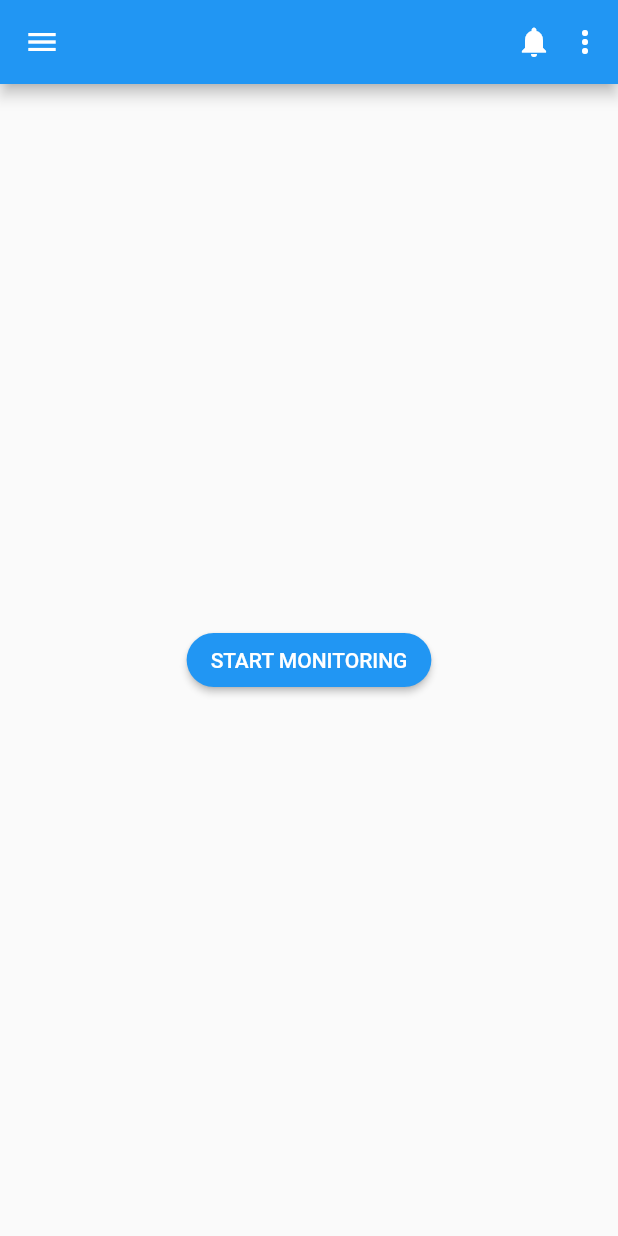
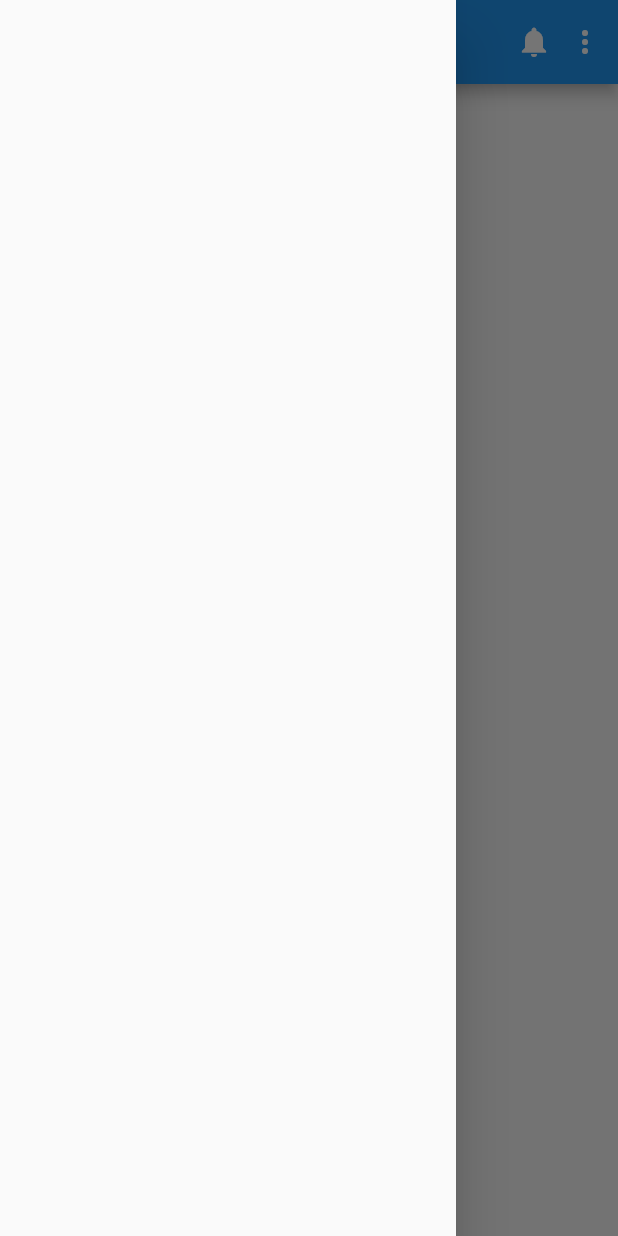
Before and after one commit to kos666/sugar-monitoring, a Flutter app: the screen it shows after launch, with the side drawer open (before the commit the screen has no drawer), on a phone screen of 412 x 824 dp. Run offline on Flutter 3.47's test engine with Material 2 defaults, Android fonts, the phone set to English and light mode, and no system bars; our stand-ins replace charts_flutter; missing offline and left inert: unicorndial.

Commit message:
WIP stuff

```diff
--- /dev/null
+++ b/lib/api_client/CgmApiClient.dart
@@ -0,0 +1,38 @@
+import 'dart:math';
+
+import 'package:flutter/material.dart';
+import 'package:sugarmonitoring/components/graph_itself_lol.dart';
+import 'package:http/http.dart' as http;
+
+class CgmApiClient {
+
+  final String sugarsApiPath = "";
+  final Random _random = Random();
+
+  //todo mocked data - replace with api call
+  List<SugarGraphEntry> getSugars() {
+    var startTime = DateTime.now().subtract(Duration(minutes: 16));
+    var step;
+    List<SugarGraphEntry> data = List();
+
+    for( var i = 0 ; i < 5; i++ ) {
+      step = _getRandomNumber(2, 3);
+      startTime = startTime.add(Duration(minutes: step));
+      data.add(new SugarGraphEntry(startTime, _getRandomNumber(60, 200)));
+    }
+
+    return data;
+  }
+
+  //todo copypasted - move to separate utility class
+  int _getRandomNumber(int min, int max) => min + _random.nextInt(max - min);
+}
+
+class SugarsRequest {
+  final String userId;
+  final String from;
+  final String to;
+  final int size;
+
+  SugarsRequest(this.from, this.to, this.size, this.userId);
+}
--- a/lib/components/custom_appbar.dart
+++ b/lib/components/custom_appbar.dart
@@ -10,8 +10,13 @@ class CustomAppbar extends StatelessWidget implements PreferredSizeWidget {
   @override
   Widget build(BuildContext context) {
     return AppBar(
-      leading: Icon(
-        Icons.menu,
+      leading: IconButton(
+        icon: Icon(
+          Icons.menu,
+        ),
+        onPressed: () {
+          Scaffold.of(context).openDrawer();
+        },
       ),
       actions: <Widget>[
         AppBarIcon(iconData: Icons.notifications, padding: 10,),
--- a/lib/components/home_screen.dart
+++ b/lib/components/home_screen.dart
@@ -2,6 +2,7 @@ import 'dart:math';
 
 import 'package:flutter/cupertino.dart';
 import 'package:flutter/material.dart';
+import 'package:sugarmonitoring/api_client/CgmApiClient.dart';
 import 'package:sugarmonitoring/components/begin_button.dart';
 import 'package:sugarmonitoring/components/custom_appbar.dart';
 import 'package:sugarmonitoring/components/graph_itself_lol.dart';
@@ -20,14 +21,16 @@ class HomeScreen extends StatefulWidget {
 class HomeScreenState extends State<HomeScreen> {
   bool _isFreshStart;
   List<SugarGraphEntry> _history;
+  CgmApiClient _cgmApiClient;
 
   final Random _random = Random();
 
   @override
   void initState() {
     super.initState();
+    _cgmApiClient = CgmApiClient();
     _isFreshStart = true;
-    _history = List();
+    _history = _cgmApiClient.getSugars();
   }
 
   @override
@@ -41,6 +44,7 @@ class HomeScreenState extends State<HomeScreen> {
         child: body,
       ),
       floatingActionButton: !_isFreshStart ? _unicornDialer() : null,
+      drawer: Drawer(),
     );
   }
 
--- a/pubspec.yaml
+++ b/pubspec.yaml
@@ -26,6 +26,7 @@ dependencies:
 
   charts_flutter: ^0.9.0
   unicorndial: ^1.1.5
+  http: ^0.12.1
 
 dev_dependencies:
   flutter_test:
```
Also changed, not shown: lib/components/graph_itself_lol.dart (+1 -9 lines), pubspec.lock.
